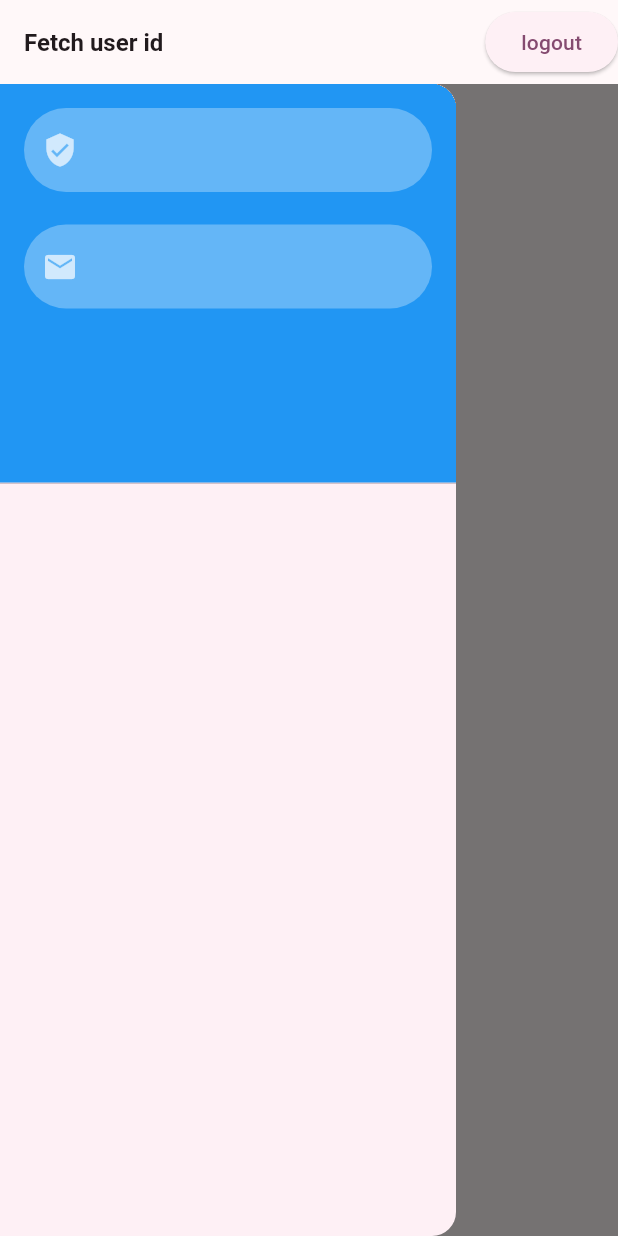
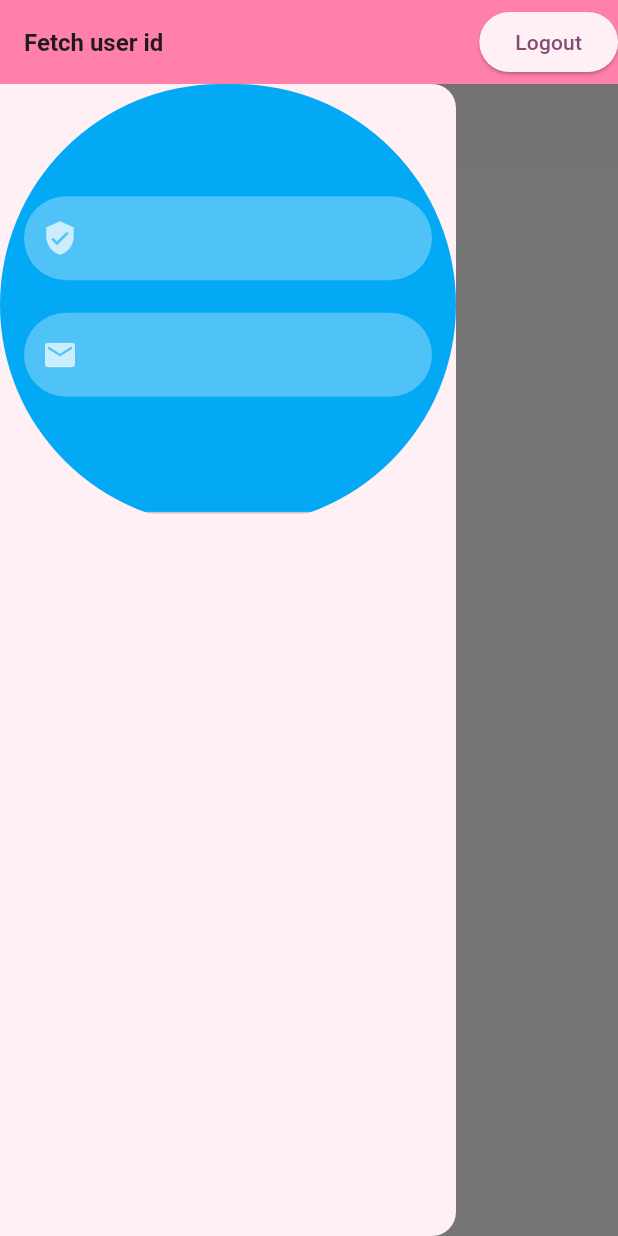
Before and after one commit to Tarunag03/Flutterproj, a Flutter app: the firstpage screen opened directly, with the side drawer open, on a phone screen of 412 x 824 dp. Run offline on Flutter 3.47's test engine with Material 2 defaults, Android fonts, the phone set to English and light mode, and no system bars; our stand-ins replace animated_text_kit, cloud_firestore, firebase_auth, firebase_core, font_awesome_flutter, form_field_validator and 6 more; missing offline and left inert: delayed_widget; accounts and stored records are empty.

Commit message:
Tcd(some changed)

```diff
--- a/chatapp/lib/screens/firstpage.dart
+++ b/chatapp/lib/screens/firstpage.dart
@@ -36,15 +36,21 @@ class firstpage extends StatelessWidget {
         title: Text('Fetch user id'),
         actions: [
           ElevatedButton(
-              onPressed: () {
-                logout(context);
-              },
-              child: Text('logout'))
+            onPressed: () {
+              logout(context);
+            },
+            child: Text('Logout'),
+            style: ElevatedButton.styleFrom(
+
+            ),
+          )
         ],
+        backgroundColor: Colors.pinkAccent[100],
       ),
       body: currentUser != null && currentUser.uid != null
           ? FirestoreFetchUserScreen(userUid: currentUser.uid)
           : Center(child: Text('User not authenticated')),
+      backgroundColor: Colors.white,
     );
   }
 }
--- a/chatapp/lib/services/fetchparticularuser.dart
+++ b/chatapp/lib/services/fetchparticularuser.dart
@@ -23,25 +23,24 @@ class _FirestoreFetchUserScreenState extends State<FirestoreFetchUserScreen> {
 
   @override
   Widget build(BuildContext context) {
-    TextEditingController controller=TextEditingController();
-    return  Scaffold(
-      appBar: AppBar(
-
-      ),
+    TextEditingController controller = TextEditingController();
+    return Scaffold(
+      appBar: AppBar(),
       drawer: Drawer(
-
         child: ListView(
           padding: EdgeInsets.zero,
+          children: <Widget>[
+            Container(
+              height: MediaQuery.of(context).size.height / 2.8,
+              child: ClipRRect(
+                borderRadius: BorderRadius.circular(MediaQuery.of(context).size.height / 4),
 
-          children: <Widget>[
 
-            Container(
-              height: MediaQuery.of(context).size.height/3,
                 child: DrawerHeader(
                   decoration: BoxDecoration(
+                    color: Colors.lightBlue,
+                  ),
 
-                  color: Colors.blue,
-                ),
                   child: FutureBuilder<DocumentSnapshot<Map<String, dynamic>>>(
                     future: userDocument,
                     builder: (context, snapshot) {
@@ -57,13 +56,12 @@ class _FirestoreFetchUserScreenState extends State<FirestoreFetchUserScreen> {
                         String email = userData['email'] ?? 'N/A';
 
                         return Column(
-
                           crossAxisAlignment: CrossAxisAlignment.start,
                           children: [
-
-                         reusableTextField(username, Icons.verified_user,false,controller),
-                           SizedBox(height: MediaQuery.of(context).size.height/38),
-                          reusableTextField(email, Icons.email, false, controller)
+                              SizedBox(height: MediaQuery.of(context).size.height / 14),
+                            reusableTextField(username, Icons.verified_user, false, controller),
+                            SizedBox(height: MediaQuery.of(context).size.height / 38),
+                            reusableTextField(email, Icons.email, false, controller),
                           ],
                         );
                       }
@@ -71,10 +69,11 @@ class _FirestoreFetchUserScreenState extends State<FirestoreFetchUserScreen> {
                   ),
                 ),
               ),
-          ]
             ),
-
+          ],
         ),
+      ),
+      backgroundColor: Colors.white,
     );
   }
 }
```
Lines whose indentation alone changed are shown as unchanged.
